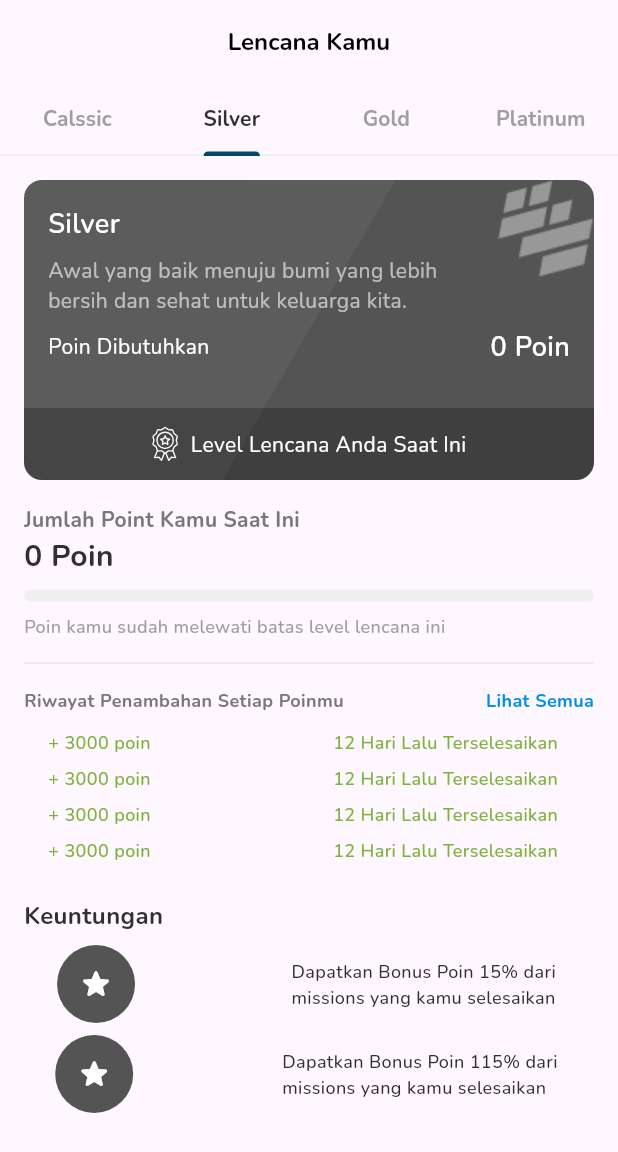
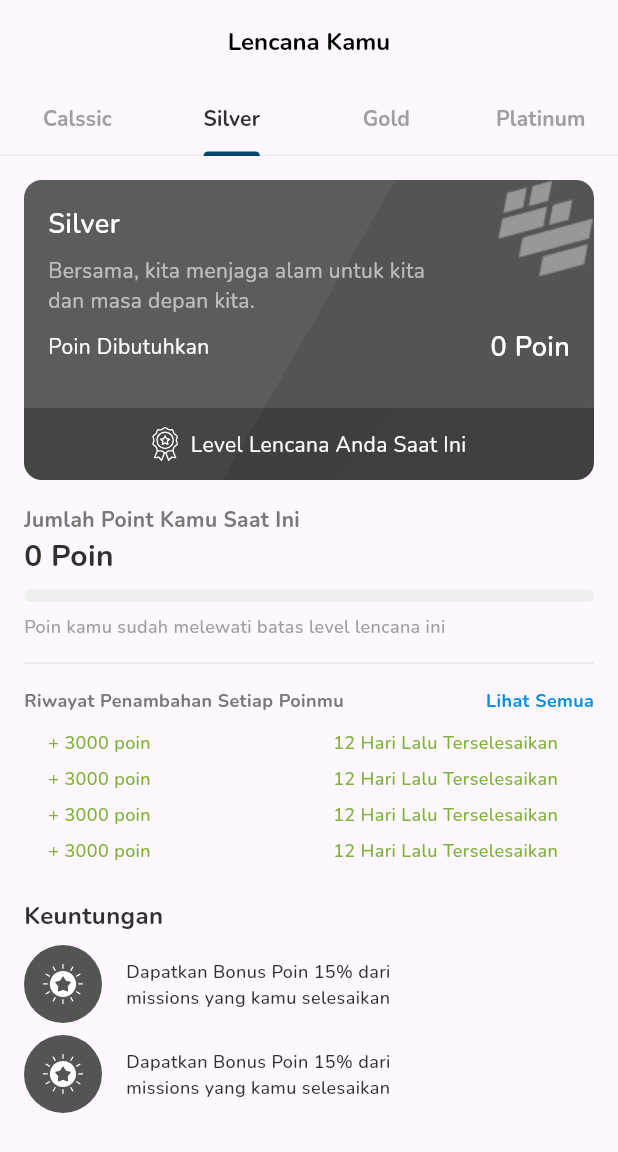
Before and after one commit to RECYTHNG/flutter_recything, a Flutter app: the screen it shows after launch, tab 2 chosen, on a phone screen of 412 x 824 dp. Shown: the top 1152 px of the screen. Run offline on Flutter 3.47's test engine with Material 3 defaults, Android fonts, the phone set to English and light mode, and no system bars; our stand-ins replace dio, flutter_svg, substring_highlight; network calls fail.

Commit message:
style(icon): replacing icon for keuntungan

```diff
--- a/recything_application/lib/constants/icon_constant.dart
+++ b/recything_application/lib/constants/icon_constant.dart
@@ -1,7 +1,16 @@
-class IconConstant{
+class IconConstant {
   //achievement
   static const String achievementIcon = 'assets/icons/icon_achievement.svg';
-  static const String poinkuAchievement = 'assets/icons/icon_poinku_achievement.svg';
-  static const String unlockAchievement = 'assets/icons/icon_unlock_achievement.svg';
-  static const String lockAchievement = 'assets/icons/icon_lock_achievement.svg';
+  static const String unlockAchievement =
+      'assets/icons/icon_unlock_achievement.svg';
+  static const String lockAchievement =
+      'assets/icons/icon_lock_achievement.svg';
+  static const String poinkuClassicAchievement =
+      'assets/icons/icon_poinku_classic.svg';
+  static const String poinkuSilverAchievement =
+      'assets/icons/icon_poinku_silver.svg';
+  static const String poinkuGoldAchievement =
+      'assets/icons/icon_poinku_gold.svg';
+  static const String poinkuPlatinumAchievement =
+      'assets/icons/icon_poinku_platinum.svg';
 }
--- a/recything_application/lib/screens/achievement_screen/content/silver_achievement_content.dart
+++ b/recything_application/lib/screens/achievement_screen/content/silver_achievement_content.dart
@@ -90,7 +90,7 @@ class _SilverAchievementContentState extends State<SilverAchievementContent> {
                         ),
                         SpacingConstant.verticalSpacing100,
                         Text(
-                          'Awal yang baik menuju bumi yang lebih \nbersih dan sehat untuk keluarga kita.',
+                          'Bersama, kita menjaga alam untuk kita \ndan masa depan kita.',
                           style: TextStyleConstant.regularParagraph.copyWith(
                             color: ColorConstant.whiteColor.withOpacity(0.6),
                           ),
@@ -300,7 +300,6 @@ class _SilverAchievementContentState extends State<SilverAchievementContent> {
                   crossAxisAlignment: CrossAxisAlignment.start,
                   children: [
                     Row(
-                      mainAxisAlignment: MainAxisAlignment.spaceAround,
                       children: [
                         Container(
                           height: 52.0,
@@ -309,8 +308,12 @@ class _SilverAchievementContentState extends State<SilverAchievementContent> {
                             color: Color(0xFF545454),
                             shape: BoxShape.circle,
                           ),
-                          child: const Icon(Icons.star_rounded,
-                              color: ColorConstant.whiteColor),
+                          child: Padding(
+                            padding: const EdgeInsets.all(12.0),
+                            child: SvgPicture.asset(
+                              IconConstant.poinkuSilverAchievement,
+                            ),
+                          ),
                         ),
                         SpacingConstant.horizontalSpacing200,
                         Text(
@@ -322,7 +325,6 @@ class _SilverAchievementContentState extends State<SilverAchievementContent> {
                     ),
                     SpacingConstant.verticalSpacing100,
                     Row(
-                      mainAxisAlignment: MainAxisAlignment.spaceAround,
                       children: [
                         Container(
                           height: 52.0,
@@ -331,12 +333,16 @@ class _SilverAchievementContentState extends State<SilverAchievementContent> {
                             color: Color(0xFF545454),
                             shape: BoxShape.circle,
                           ),
-                          child: const Icon(Icons.star_rounded,
-                              color: ColorConstant.whiteColor),
+                          child: Padding(
+                            padding: const EdgeInsets.all(12.0),
+                            child: SvgPicture.asset(
+                              IconConstant.poinkuSilverAchievement,
+                            ),
+                          ),
                         ),
                         SpacingConstant.horizontalSpacing200,
                         Text(
-                          'Dapatkan Bonus Poin 115% dari \nmissions yang kamu selesaikan',
+                          'Dapatkan Bonus Poin 15% dari \nmissions yang kamu selesaikan',
                           style: TextStyleConstant.mediumCaption
                               .copyWith(color: ColorConstant.netralColor900),
                         )
```
Also changed, not shown: recything_application/lib/screens/achievement_screen/content/classic_achievement_content.dart (+12 -6 lines), recything_application/lib/screens/achievement_screen/content/gold_achievement_content.dart (+13 -7 lines), recything_application/lib/screens/achievement_screen/content/platinum_achievement_content.dart (+14 -8 lines), recything_application/assets/icons/icon_poinku_classic.svg (added), recything_application/assets/icons/icon_poinku_gold.svg (added), recything_application/assets/icons/icon_poinku_platinum.svg (added), recything_application/assets/icons/icon_poinku_silver.svg (added).
